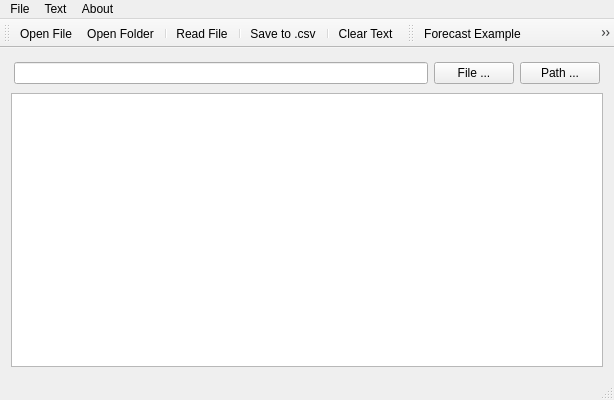
Above: mainwindow.ui from tau-lex/Hst-reader before the change. Below: the same form after it.
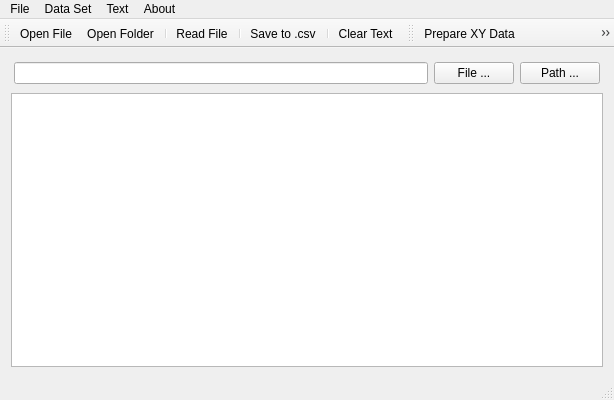
That is the form after the change.

Diff of the .ui file:
```diff
--- a/mainwindow.ui
+++ b/mainwindow.ui
@@ -106,7 +106,14 @@
     <addaction name="actionAbout"/>
     <addaction name="actionAbout_Qt"/>
    </widget>
+   <widget class="QMenu" name="menuData_Set">
+    <property name="title">
+     <string>Data Set</string>
+    </property>
+    <addaction name="actionPrepare_XY_Data"/>
+   </widget>
    <addaction name="menu_2"/>
+   <addaction name="menuData_Set"/>
    <addaction name="menu"/>
    <addaction name="menuAbout"/>
   </widget>
@@ -137,8 +144,8 @@
    <attribute name="toolBarBreak">
     <bool>false</bool>
    </attribute>
-   <addaction name="actionSave_Example"/>
    <addaction name="actionPrepare_XY_Data"/>
+   <addaction name="actionSave_Example"/>
   </widget>
   <action name="actionClearText">
    <property name="text">
@@ -166,7 +173,7 @@
   </action>
   <action name="actionSave_Example">
    <property name="text">
-    <string>Forecast Example</string>
+    <string>Save a forecast example</string>
    </property>
    <property name="toolTip">
     <string>Save example a prediction file</string>
```
Left out of the diff: 20 changed lines with no effect on the pictures.
